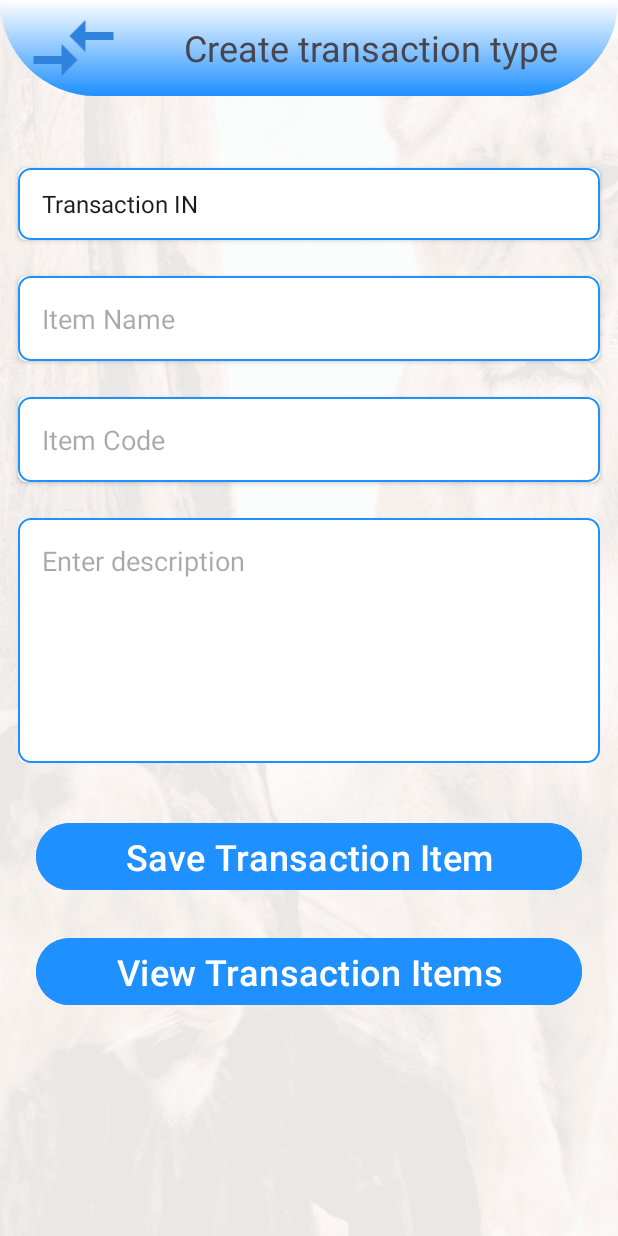
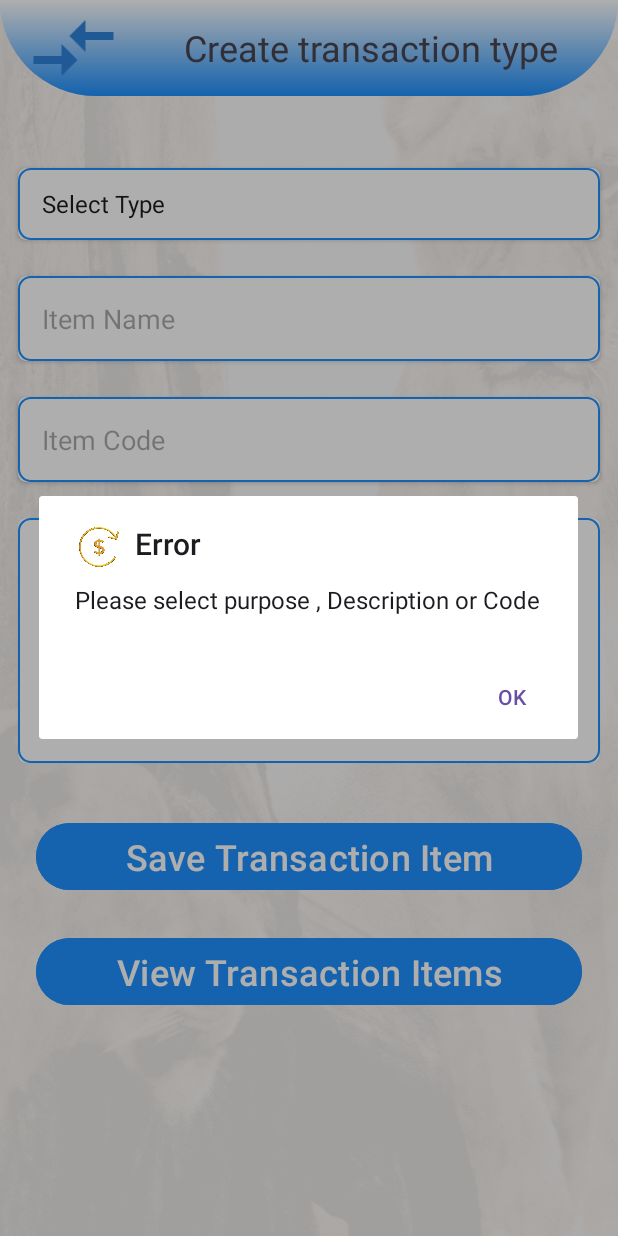
Before and after one commit to danielkirwa/FG2030, an Android app: the CreatePurpose screen opened directly, with no data from a screen before it, after a tap on "Save Transaction Item", on a phone screen of 412 x 824 dp. Run offline under Robolectric (Android 15) with nearby library versions, the phone set to English and light mode, and no system bars; our stand-ins replace Firebase (no records; nobody signed in at launch, a user with empty details on screens opened directly).

Commit message:
Connected to firebase now saving data to database

```diff
--- a/app/src/main/java/com/example/myapplication/CreatePurpose.java
+++ b/app/src/main/java/com/example/myapplication/CreatePurpose.java
@@ -1,16 +1,29 @@
 package com.example.myapplication;
 
 import androidx.annotation.LayoutRes;
+import androidx.annotation.NonNull;
 import androidx.appcompat.app.AppCompatActivity;
+import androidx.recyclerview.widget.RecyclerView;
+
+import com.google.android.gms.tasks.OnFailureListener;
+import com.google.android.gms.tasks.OnSuccessListener;
 import com.google.android.material.floatingactionbutton.FloatingActionButton;
+import com.google.firebase.database.DataSnapshot;
+import com.google.firebase.database.DatabaseError;
 import com.google.firebase.database.DatabaseReference;
 import com.google.firebase.database.FirebaseDatabase;
+import com.google.firebase.database.ValueEventListener;
 
 
+import android.annotation.SuppressLint;
 import android.os.Bundle;
+import android.text.Editable;
+import android.text.TextWatcher;
 import android.view.View;
+import android.widget.AdapterView;
 import android.widget.ArrayAdapter;
 import android.widget.Button;
+import android.widget.EditText;
 import android.widget.Spinner;
 
 import java.util.ArrayList;
@@ -19,6 +32,9 @@ import java.util.List;
 public class CreatePurpose extends AppCompatActivity {
 Spinner transaction_Category;
 Button savePurpose;
+    private RecyclerView recyclerView;
+
+    EditText txtPurpose,txtPurposeCode,txtDescription;
     @Override
     protected void onCreate(Bundle savedInstanceState) {
         super.onCreate(savedInstanceState);
@@ -26,10 +42,20 @@ Button savePurpose;
 
         transaction_Category = findViewById(R.id.transaction_item_category);
         savePurpose = findViewById(R.id.btn_save_transaction_item);
+        txtPurpose = findViewById(R.id.txt_transaction_item_name);
+        txtDescription = findViewById(R.id.txt_transaction_item_description);
+        txtPurposeCode = findViewById(R.id.txt_transaction_item_code);
+        recyclerView = findViewById(R.id.recycler_view_records);
 
+
+          /// call all methods here
+
+
+        selectPurposeForDb();
 
         // add array item to category items
         List<String> itemList = new ArrayList<>();
+        itemList.add("Select Type");
         itemList.add("Transaction IN");
         itemList.add("Transaction OUT");
         itemList.add("On HOLD");
@@ -38,6 +64,20 @@ Button savePurpose;
         adapter.setDropDownViewResource(android.R.layout.simple_spinner_dropdown_item);
         transaction_Category.setAdapter(adapter);
 
+        // get the selected value from the spinner
+        transaction_Category.setOnItemSelectedListener(new AdapterView.OnItemSelectedListener() {
+            @Override
+            public void onItemSelected(AdapterView<?> parent, View view, int position, long id) {
+                String selectedText =  itemList.get(position);
+            }
+
+            @Override
+            public void onNothingSelected(AdapterView<?> parent) {
+                showMessage("Error","Please select type");
+
+            }
+        });
+        // end of select picking
 
 
         // insert purpose to db
@@ -45,12 +85,168 @@ Button savePurpose;
         savePurpose.setOnClickListener(new View.OnClickListener() {
             @Override
             public void onClick(View v) {
-                FirebaseDatabase database =  FirebaseDatabase.getInstance();
-                DatabaseReference myRef = database.getReference("Purpose");
+                if (transaction_Category.getSelectedItemPosition() == 0 || txtDescription.getText().toString().trim().isEmpty() || txtPurposeCode.getText().toString().trim().isEmpty() || txtPurpose.getText().toString().trim().isEmpty()) {
+                   showMessage("Error", "Please select purpose , Description or Code");
+                } else {
+                    savePurposeToDatabase();
+                }
+            }
+        });
 
-                myRef.setValue("Hello, World!");
+        // uppercase text or name
+        txtPurpose.addTextChangedListener(new TextWatcher() {
+            @Override
+            public void beforeTextChanged(CharSequence s, int start, int count, int after) {
+                //
+            }
+
+            @Override
+            public void onTextChanged(CharSequence s, int start, int before, int count) {
+                //
+            }
+
+            @Override
+            public void afterTextChanged(Editable s) {
+                txtPurpose.removeTextChangedListener(this);
+                String newUppercase = s.toString().toUpperCase();
+                txtPurpose.setText(newUppercase);
+                txtPurpose.setSelection(newUppercase.length());
+                txtPurpose.addTextChangedListener(this);
+            }
+        });
+        // end of the uppercase
+
+        // end of the main class
+    }
+// methode to save to db
+    private void savePurposeToDatabase() {
+        String purpose = txtPurpose.getText().toString();
+        String description = txtDescription.getText().toString();
+        String code = txtPurposeCode.getText().toString();
+        String type = transaction_Category.getSelectedItem().toString();
+
+        FirebaseDatabase database = FirebaseDatabase.getInstance();
+        DatabaseReference myRef = database.getReference("Purpose").child(code); // Change here
+
+        myRef.setValue(new Purpose(purpose, code, type, description))
+                .addOnSuccessListener(new OnSuccessListener<Void>() {
+                    @Override
+                    public void onSuccess(Void aVoid) {
+                        // Data successfully saved
+                        showMessage("Success","New Purpose saved");
+                        resetForm();
+                    }
+                })
+                .addOnFailureListener(new OnFailureListener() {
+                    @Override
+                    public void onFailure(@NonNull Exception e) {
+                        // Error saving data
+                        showMessage("Failed", "Failed to save purpose there was an error");
+                    }
+                });
+    }
+
+    // create purpose class to get data
+    private static class Purpose {
+        private String purpose;
+        private String code;
+        private String type;
+        private String description;
+
+        public Purpose(String purpose, String code, String type, String description) {
+            this.purpose = purpose;
+            this.code = code;
+            this.type = type;
+            this.description = description;
+        }
+        public String getPurpose() {
+            return purpose;
+        }
+
+        public String getCode() {
+            return code;
+        }
+
+        public String getType() {
+            return type;
+        }
+
+        public String getDescription() {
+            return description;
+        }
+    }
+
+    // pop up message
+    @SuppressLint("UseCompatLoadingForDrawables")
+    public  void showMessage(String popUpTitle, String popupMessage){
+        androidx.appcompat.app.AlertDialog.Builder builder = new androidx.appcompat.app.AlertDialog.Builder(this);
+        builder.setCancelable(true);
+        builder.setTitle(popUpTitle);
+        builder.setMessage(popupMessage);
+        builder.setIcon(getResources().getDrawable(R.drawable.money));
+        builder.setPositiveButton("OK",null);
+        builder.show();
+    }
+
+
+    // retriev data and put in a list
+    public void selectPurposeForDb(){
+        // Retrieve the reference to the Firebase database
+        FirebaseDatabase database = FirebaseDatabase.getInstance();
+        DatabaseReference myRef = database.getReference("Purpose");
+
+// Attach a listener for retrieving data
+        myRef.addValueEventListener(new ValueEventListener() {
+            @Override
+            public void onDataChange(@NonNull DataSnapshot dataSnapshot) {
+                // Iterate through the records
+                for (DataSnapshot snapshot : dataSnapshot.getChildren()) {
+                    // Retrieve the record data
+                    String purpose = snapshot.child("purpose").getValue(String.class);
+                    String code = snapshot.child("code").getValue(String.class);
+                    String type = snapshot.child("type").getValue(String.class);
+                    String description = snapshot.child("description").getValue(String.class);
+
+                    // Create a record object and add it to the list
+                    Record record = new Record(purpose, code, type, description);
+                    // Add the record to your list or adapter to display it in the UI
+
+                }
+            }
+
+
+            @Override
+            public void onCancelled(@NonNull DatabaseError databaseError) {
+                // Handle any errors
             }
         });
 
     }
+
+    public class Record {
+        private String purpose;
+        private String code;
+        private String type;
+        private String description;
+
+        public Record(String purpose, String code, String type, String description) {
+            this.purpose = purpose;
+            this.code = code;
+            this.type = type;
+            this.description = description;
+        }
+
+        // Add getter and setter methods for each field
+        // Getter and setter methods...
+    }
+
+    // form reset
+    public void resetForm(){
+        txtPurpose.setText("");
+        txtDescription.setText("");
+        txtPurposeCode.setText("");
+        transaction_Category.setSelection(0);
+    }
+
+
 }
--- a/app/src/main/res/layout/activity_create_purpose.xml
+++ b/app/src/main/res/layout/activity_create_purpose.xml
@@ -110,8 +110,6 @@
                     android:layout_width="match_parent"
                     android:layout_height="wrap_content"
                     android:hint="Item Code"
-                    android:focusable="false"
-                    android:clickable="true"
                     android:background="@drawable/my_input"
                     />
             </androidx.cardview.widget.CardView>
@@ -158,6 +156,13 @@
             android:backgroundTint="@color/blue"
             android:text="View Transaction Items"/>
 
+        <androidx.recyclerview.widget.RecyclerView
+            android:id="@+id/recycler_view_records"
+            android:layout_width="match_parent"
+            android:layout_height="wrap_content"
+            android:layout_marginTop="16dp" />
+
     </LinearLayout>
 
+
 </ScrollView>
```
